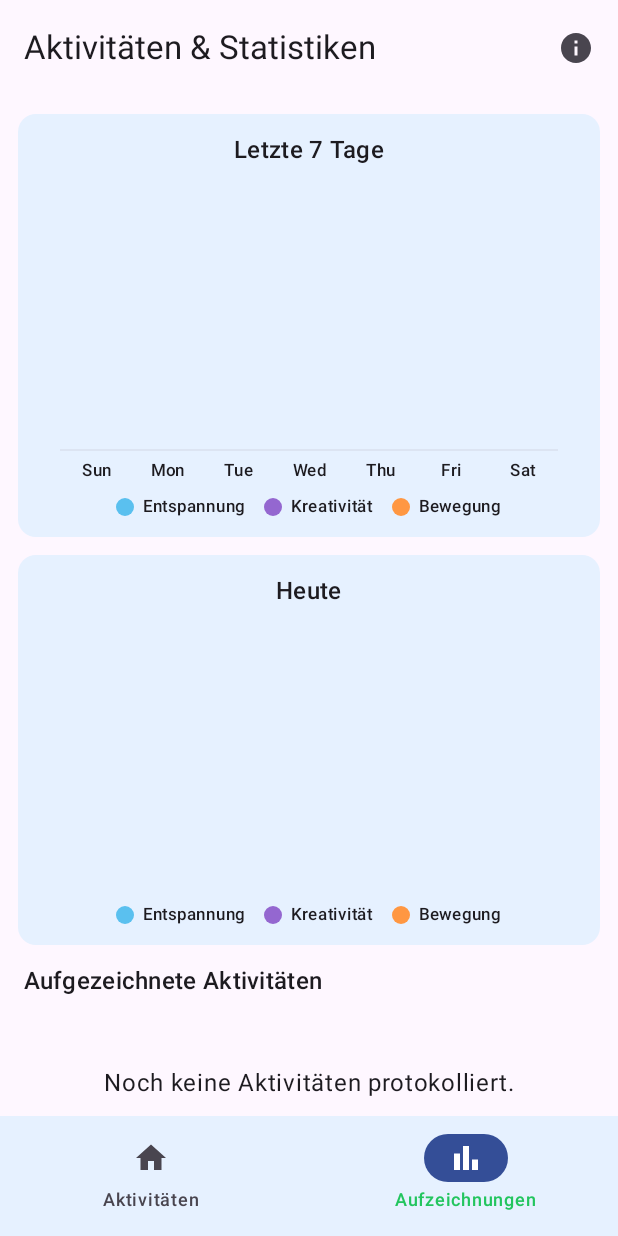
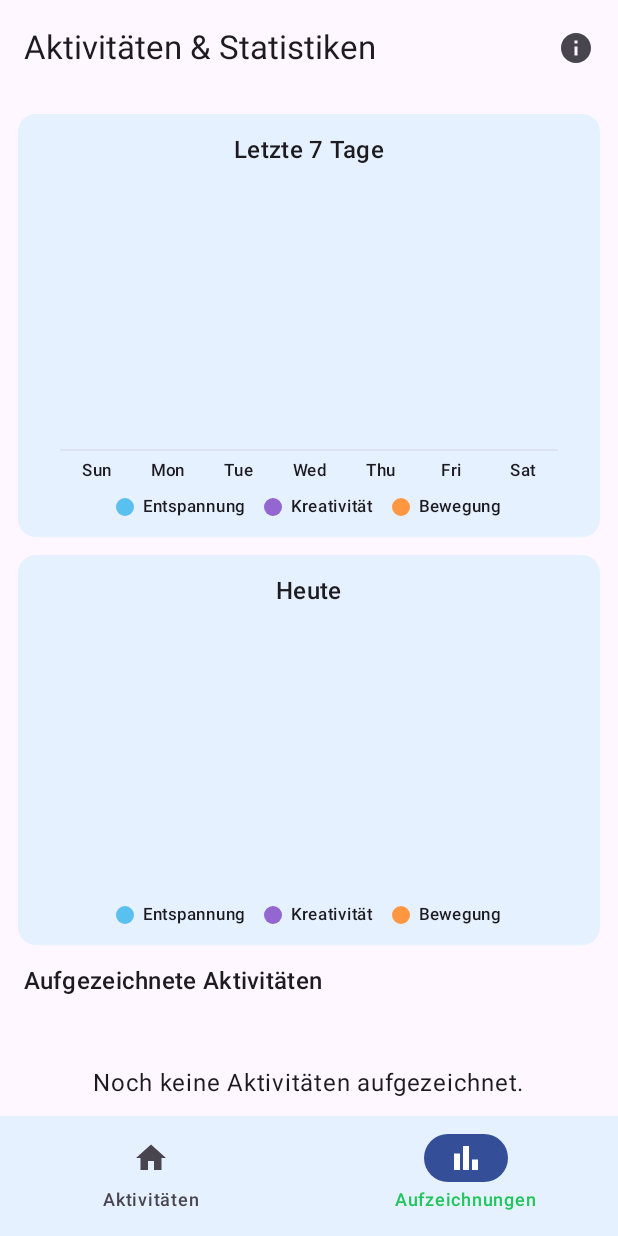
Before and after one commit to u38313/Programmierung4_Projekt, an Android app built with Jetpack Compose: the ActivityLogScreen screen opened through its navigation route, on a phone screen of 412 x 824 dp. Run offline under Robolectric (Android 15) with nearby library versions, the phone set to English and light mode, and no system bars; our stand-ins replace Room's generated code.

Commit message:
letzte Anpassungen

```diff
--- a/app/src/main/java/de/medieninformatik/mypmaapp/MainActivity.kt
+++ b/app/src/main/java/de/medieninformatik/mypmaapp/MainActivity.kt
@@ -533,7 +533,7 @@ private fun ActivityLogScreen(
                             .fillMaxWidth()
                             .padding(vertical = 32.dp),
                         contentAlignment = Alignment.Center
-                    ) { Text("Noch keine Aktivitäten protokolliert.") }
+                    ) { Text("Noch keine Aktivitäten aufgezeichnet.") }
                 }
             } else {
                 items(logs, key = { it.id }) { log ->
--- a/app/src/main/java/de/medieninformatik/mypmaapp/ui/theme/Theme.kt
+++ b/app/src/main/java/de/medieninformatik/mypmaapp/ui/theme/Theme.kt
@@ -26,7 +26,8 @@ private val LightColorScheme = lightColorScheme(
 
 )
 
-
+//Theme wird nicht mehr genutzt, Farben befinden sich jetzt in Color
+// oder werden an den benötigten Stellen direkt definiert
 @Composable
 fun MyPmaAppTheme(
     darkTheme: Boolean = isSystemInDarkTheme(),
```
Also changed, not shown: app/src/main/java/de/medieninformatik/mypmaapp/data/Repository.kt (+2 -10 lines).
